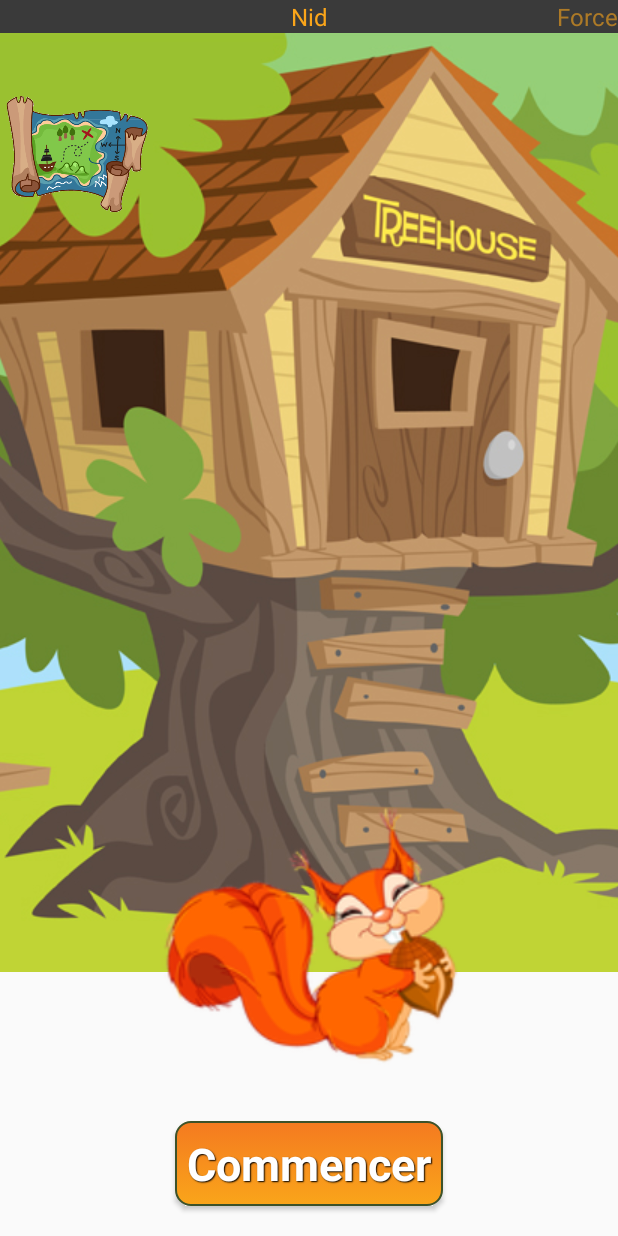
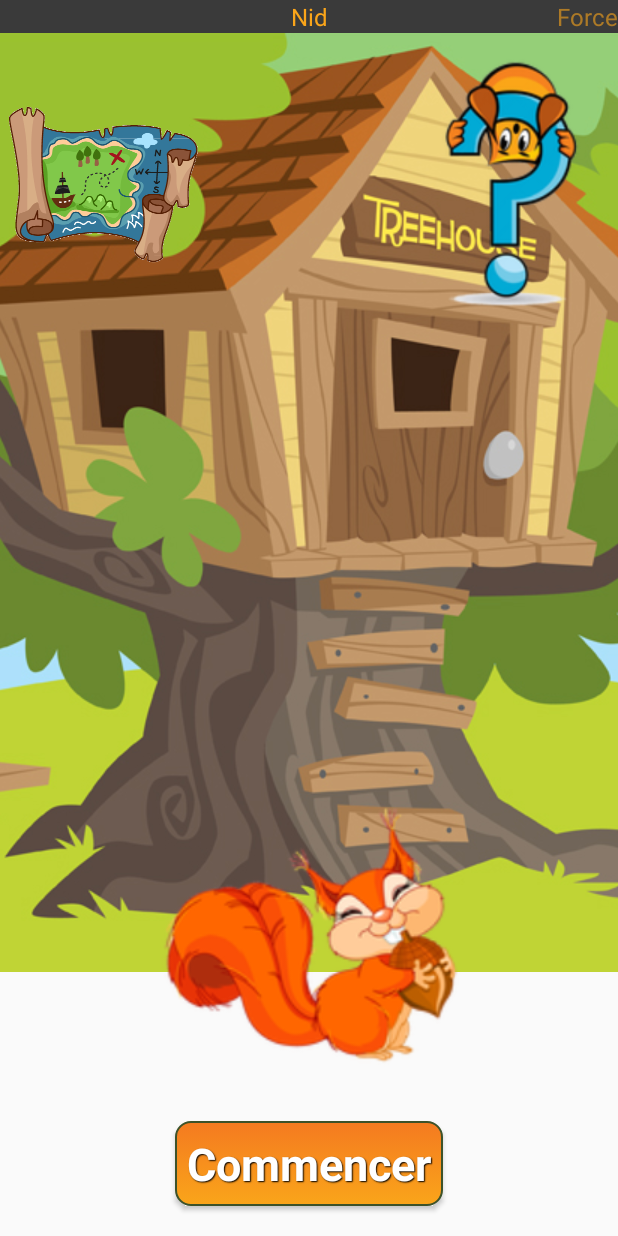
Before and after one commit to johanpicard/squirrel-saga, an Android app: the Slide_ecureuil screen opened directly, with no data from a screen before it, on a phone screen of 412 x 824 dp. Run offline under Robolectric (Android 15) with nearby library versions, the phone set to English and light mode, and no system bars.

Commit message:
Création d'une popup information quand on clique sur le bouton ? de la vue nid

```diff
--- a/app/src/main/java/com/squirrelsaga/vue/Vue_Nid.java
+++ b/app/src/main/java/com/squirrelsaga/vue/Vue_Nid.java
@@ -2,7 +2,6 @@ package com.squirrelsaga.vue;
 
 import android.os.Bundle;
 import android.support.v4.app.Fragment;
-import android.support.v4.view.PagerTitleStrip;
 import android.view.LayoutInflater;
 import android.view.View;
 import android.view.ViewGroup;
@@ -14,7 +13,6 @@ import android.widget.ImageView;
 public class Vue_Nid extends Fragment {
 
     ImageView image_ecureuil;
-    private PagerTitleStrip titleStrip;
 
 
     @Override
@@ -31,7 +29,54 @@ public class Vue_Nid extends Fragment {
         image_ecureuil.setImageResource(
                 getResources().getIdentifier(
                         imageName, "drawable", getActivity().getPackageName()));
+
         return rootView;
     }
 
+/*
+    public void showPopup(View anchorView) {
+        int popupWidth = 200;
+        int popupHeight = 150;
+
+        LayoutInflater layoutInflater = (LayoutInflater)getActivity().getBaseContext().getSystemService(Context.LAYOUT_INFLATER_SERVICE);
+        View layout = layoutInflater.inflate(R.layout.popup_interrogation, null);
+
+        PopupWindow popupWindow = new PopupWindow(layout,
+                LinearLayout.LayoutParams.WRAP_CONTENT, LinearLayout.LayoutParams.WRAP_CONTENT);
+
+        // Initialize more widgets from `popup_layout.xml`
+        // Creating the PopupWindow
+        final PopupWindow popup = new PopupWindow();
+        popup.setContentView(layout);
+        popup.setWidth(popupWidth);
+        popup.setHeight(popupHeight);
+        popup.setFocusable(true);
+        // Some offset to align the popup a bit to the right, and a bit down, relative to button's position.
+        int OFFSET_X = 30;
+        int OFFSET_Y = 30;
+        // Clear the default translucent background
+        popup.setBackgroundDrawable(new BitmapDrawable());
+        // If the PopupWindow should be focusable
+        popupWindow.setFocusable(true);
+        // Getting a reference to Close button, and close the popup when clicked.
+        Button close = (Button) layout.findViewById(R.id.close);
+        close.setOnClickListener(new View.OnClickListener() {
+
+            @Override
+            public void onClick(View v) {
+                popup.dismiss();
+            }
+        });
+
+        int location[] = new int[2];
+
+        // Get the View's(the one that was clicked in the Fragment) location
+        anchorView.getLocationOnScreen(location);
+
+        // Using location, the PopupWindow will be displayed right under anchorView
+        popupWindow.showAtLocation(anchorView, Gravity.NO_GRAVITY,
+                location[0], location[1] + anchorView.getHeight());
+
+    }
+*/
 }
--- a/app/src/main/res/layout/fragment_vue_nid.xml
+++ b/app/src/main/res/layout/fragment_vue_nid.xml
@@ -15,7 +15,7 @@
 
     <LinearLayout
         android:id="@+id/out"
-        android:weightSum="4"
+        android:weightSum="3"
         android:layout_width="match_parent"
         android:orientation="horizontal"
         android:layout_height="match_parent" >
@@ -24,7 +24,7 @@
             android:layout_height="match_parent"
             android:layout_weight="1"
             android:orientation="vertical"
-            android:weightSum="5" >
+            android:weightSum="4" >
             <ImageButton
                 android:src="@drawable/bouton_carte"
                 android:id="@+id/BtnCarte"
@@ -34,6 +34,29 @@
                 android:background="@null"
                 android:scaleType="fitCenter"
                 android:onClick="afficherCarte" />
+        </LinearLayout>
+        <LinearLayout
+            android:layout_width="0px"
+            android:layout_height="match_parent"
+            android:layout_weight="1"
+            android:orientation="vertical"/>
+        <LinearLayout
+            android:layout_width="0px"
+            android:layout_height="match_parent"
+            android:layout_weight="1"
+            android:orientation="vertical"
+            android:weightSum="4" >
+            <ImageButton
+                android:src="@drawable/interrogation"
+                android:id="@+id/BtnInterrogation"
+                android:layout_width="match_parent"
+                android:layout_height="0px"
+                android:layout_weight="1"
+                android:background="@null"
+                android:scaleType="fitCenter"
+                android:onClick="showPopup"
+                android:paddingTop="15dp"
+                android:paddingBottom="15dp" />
         </LinearLayout>
     </LinearLayout>
 
```
Also changed, not shown: app/src/main/java/com/squirrelsaga/vue/Slide_ecureuil.java (+53 -0 lines), app/src/main/res/layout/popup_interrogation.xml (added, +32 -0 lines), app/src/main/res/drawable/interrogation.png (added), app/src/main/res/drawable/popup_background.png (added).
